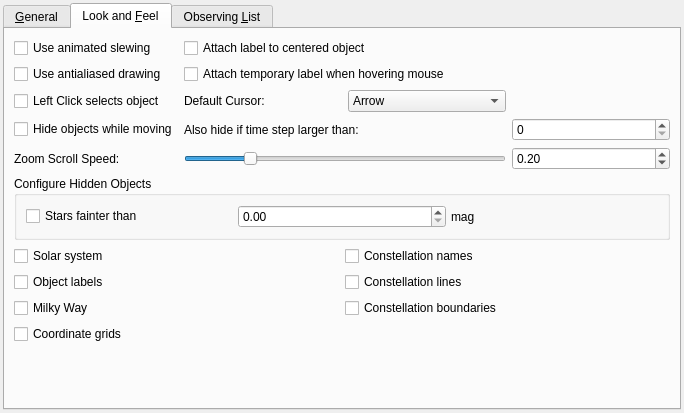
This is kstars/options/opsadvanced.ui in KDE/kstars as Qt 5 draws it before an edit. The edited form follows.
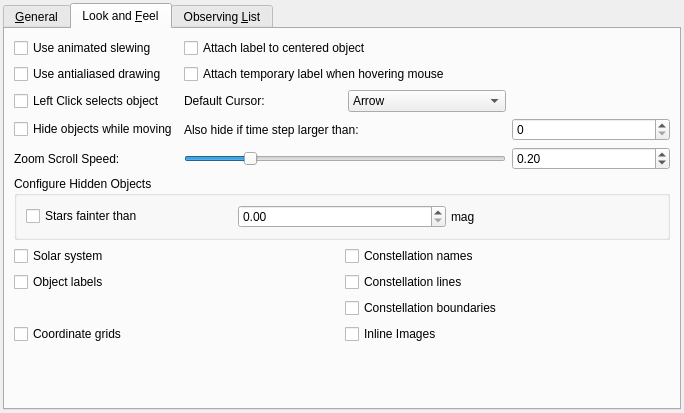
This is the edited form. Icons and pictures are not drawn. Custom widgets are drawn as their Qt base class.

Commit message: Implement inline images for DSO, organize thumbnail downloads into separate directory

```diff
--- a/kstars/options/opsadvanced.ui
+++ b/kstars/options/opsadvanced.ui
@@ -628,19 +628,6 @@
               </item>
        <item>
         <layout class="QGridLayout" name="gridLayout_5">
-         <item row="2" column="0">
-               <widget class="QCheckBox" name="kcfg_HideMilkyWay">
-                <property name="toolTip">
-                 <string>Hide the Milky Way contour while moving?</string>
-                </property>
-                <property name="whatsThis">
-                 <string>If checked, then the Milky Way contour will be hidden when the map is in motion.</string>
-                </property>
-                <property name="text">
-                 <string>Milky Way</string>
-                </property>
-               </widget>
-              </item>
               <item row="1" column="0">
           <widget class="QCheckBox" name="kcfg_HideLabels">
                 <property name="text">
@@ -707,6 +694,19 @@
                 </property>
                </widget>
               </item>
+         <item row="3" column="1">
+          <widget class="QCheckBox" name="kcfg_ShowInlineImages">
+           <property name="text">
+            <string>Inline Images</string>
+           </property>
+           <property name="toolTip">
+            <string>Show inline images on the sky?</string>
+           </property>
+           <property name="whatsThis">
+            <string>If checked, inline images will be shown on the skymap.</string>
+           </property>
+          </widget>
+         </item>
            </layout>
           </item>
        <item>
```
Left out of the diff: 5 changed lines with no effect on the pictures. Lines whose indentation alone changed are shown as unchanged. The commit also changes 8 other files.
